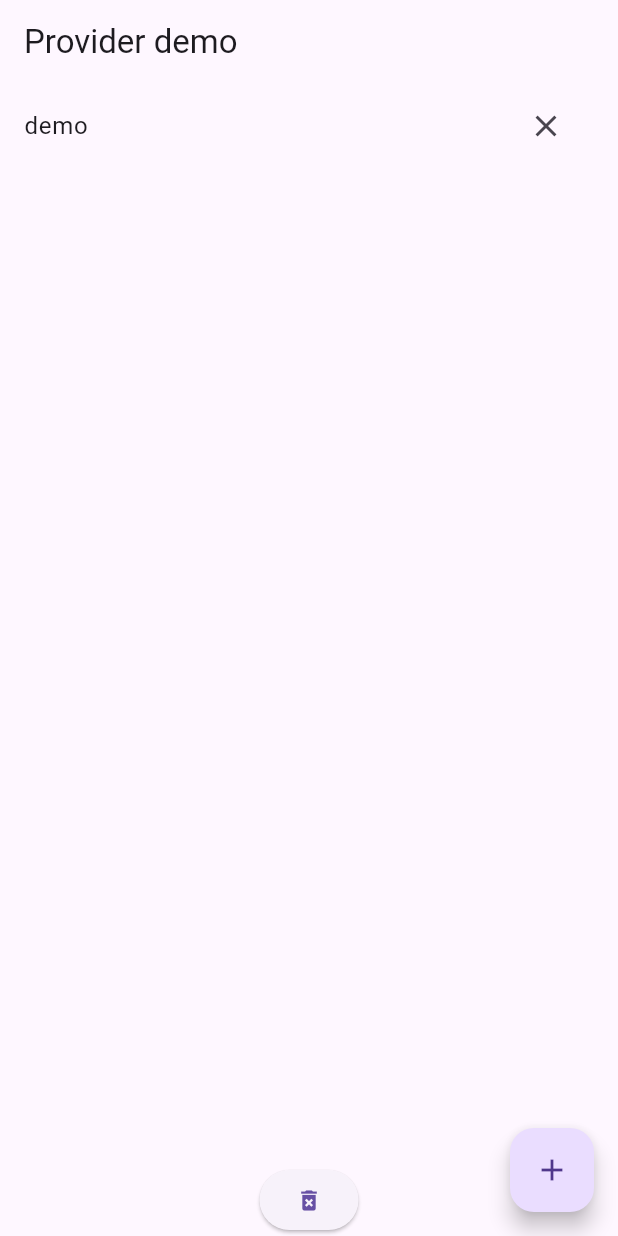
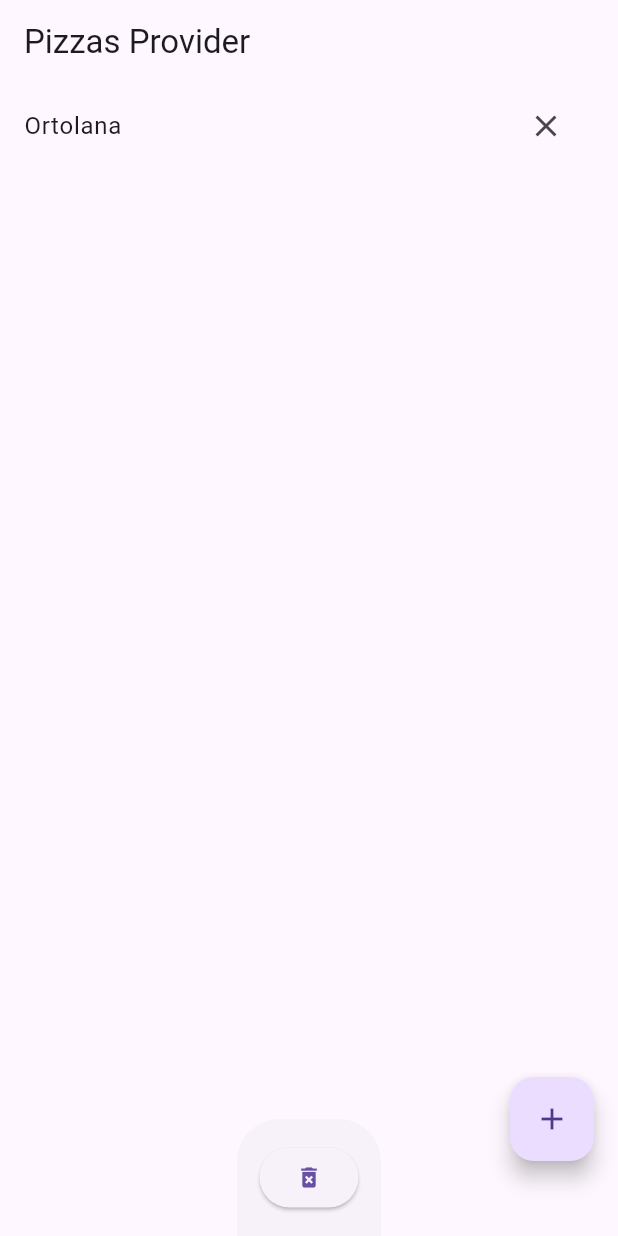
Before and after one commit to shrp777/flutter_provider, a Flutter app: the screen it shows after launch, after a tap on the "add" icon, on a phone screen of 412 x 824 dp. Run offline on Flutter 3.47's test engine with Material 3 defaults, Android fonts, the light colour scheme and no system bars.

Commit message:
rename project

```diff
--- a/lib/item.dart
+++ /dev/null
@@ -1,5 +0,0 @@
-class Item {
-  String name;
-
-  Item({required this.name});
-}
--- a/lib/items_provider.dart
+++ b/lib/items_provider.dart
@@ -1,20 +1,20 @@
 import 'package:flutter/material.dart';
 
-import 'item.dart';
+import 'package:pizzas_prvd/pizza.dart';
 
 class ItemsProvider extends ChangeNotifier {
-  final List<Item> _items = [];
+  final List<Pizza> _items = [];
 
-  List<Item> get items => List.unmodifiable(_items);
+  List<Pizza> get items => List.unmodifiable(_items);
   //in order to send notifications to consumers
   //_items must not be modifiable from the outside
 
-  add(Item item) {
+  void add(Pizza item) {
     _items.add(item);
     notifyListeners();
   }
 
-  remove(Item item) {
+  void remove(Pizza item) {
     if (_items.contains(item)) {
       _items.remove(item);
       notifyListeners();
@@ -23,7 +23,7 @@ class ItemsProvider extends ChangeNotifier {
     }
   }
 
-  clear() {
+  void clear() {
     _items.clear();
     notifyListeners();
   }
--- a/lib/main.dart
+++ b/lib/main.dart
@@ -1,67 +1,15 @@
 import 'package:flutter/material.dart';
 import 'package:provider/provider.dart';
-import 'package:provider_demo/items_provider.dart';
-
-import 'item.dart';
+import 'package:pizzas_prvd/items_provider.dart';
+import 'package:pizzas_prvd/pizzas_app.dart';
 
 void main() {
-  runApp(
-    ChangeNotifierProvider(
-      create: (BuildContext context) => ItemsProvider(),
-      child: const MainApp(),
-    ),
-  );
+  runApp(MultiProvider(
+    providers: [
+      ChangeNotifierProvider<ItemsProvider>(
+        create: (_) => ItemsProvider(),
+      ),
+    ],
+    child: const PizzasApp(),
+  ));
 }
-
-class MainApp extends StatelessWidget {
-  const MainApp({super.key});
-
-  @override
-  Widget build(BuildContext context) {
-    return MaterialApp(
-      home: Scaffold(
-        appBar: AppBar(
-          title: const Text("Provider demo"),
-        ),
-        body: Center(
-          child: Column(
-            children: [
-              Expanded(
-                child: Consumer<ItemsProvider>(builder: (
-                  context,
-                  ItemsProvider itemsProvider,
-                  child,
-                ) {
-                  return ListView.builder(
-                    itemCount: itemsProvider.items.length,
-                    itemBuilder: (BuildContext context, int index) => ListTile(
-                      title: Text(
-                        itemsProvider.items[index].name,
-                      ),
-                      trailing: IconButton(
-                        icon: const Icon(Icons.clear),
-                        onPressed: () =>
-                            itemsProvider.remove(itemsProvider.items[index]),
-                      ),
-                    ),
-                  );
-                }),
-              ),
-              ElevatedButton(
-                onPressed: () =>
-                    Provider.of<ItemsProvider>(context, listen: false).clear(),
-                child: const Icon(Icons.delete_forever),
-              )
-            ],
-          ),
-        ),
-        floatingActionButton: FloatingActionButton(
-            onPressed: () {
-              final Item item = Item(name: "demo");
-              Provider.of<ItemsProvider>(context, listen: false).add(item);
-            },
-            child: const Icon(Icons.add)),
-      ),
-    );
-  }
-}
--- /dev/null
+++ b/lib/pizza.dart
@@ -0,0 +1,5 @@
+class Pizza {
+  String name;
+
+  Pizza({required this.name});
+}
--- /dev/null
+++ b/lib/pizzas_app.dart
@@ -0,0 +1,73 @@
+import 'dart:math';
+
+import 'package:flutter/material.dart';
+import 'package:provider/provider.dart';
+import 'package:pizzas_prvd/pizza.dart';
+import 'package:pizzas_prvd/items_provider.dart';
+
+class PizzasApp extends StatelessWidget {
+  const PizzasApp({super.key});
+
+  @override
+  Widget build(BuildContext context) {
+    return MaterialApp(
+      home: Scaffold(
+        appBar: AppBar(
+          title: const Text("Pizzas Provider"),
+        ),
+        body: Center(
+          child: Consumer<ItemsProvider>(builder: (
+            context,
+            ItemsProvider itemsProvider,
+            child,
+          ) {
+            return ListView.builder(
+              itemCount: itemsProvider.items.length,
+              itemBuilder: (BuildContext context, int index) => ListTile(
+                title: Text(
+                  itemsProvider.items[index].name,
+                ),
+                trailing: IconButton(
+                  icon: const Icon(Icons.clear),
+                  onPressed: () =>
+                      itemsProvider.remove(itemsProvider.items[index]),
+                ),
+              ),
+            );
+          }),
+        ),
+        floatingActionButton: FloatingActionButton(
+          onPressed: () {
+            final List<String> pizzasName = [
+              "Margherita",
+              "Quattro Stagioni",
+              "Regina",
+              "Romana",
+              "Marinara",
+              "Diavola",
+              "Capricciosa",
+              "Ortolana",
+              "Frutti di mare"
+            ];
+
+            final int randomInt = Random().nextInt(pizzasName.length);
+
+            final String randomPizzaName = pizzasName[randomInt];
+
+            final Pizza item = Pizza(name: randomPizzaName);
+            Provider.of<ItemsProvider>(context, listen: false).add(item);
+          },
+          child: const Icon(Icons.add),
+        ),
+        bottomSheet: Padding(
+          padding: const EdgeInsets.all(15.0),
+          child: ElevatedButton(
+            onPressed: () =>
+                Provider.of<ItemsProvider>(context, listen: false).clear(),
+            child: const Icon(Icons.delete_forever),
+          ),
+        ),
+      ),
+    );
+  }
+}
```
Also changed, not shown: pubspec.yaml (+4 -4 lines), pubspec.lock, 9 other files.
